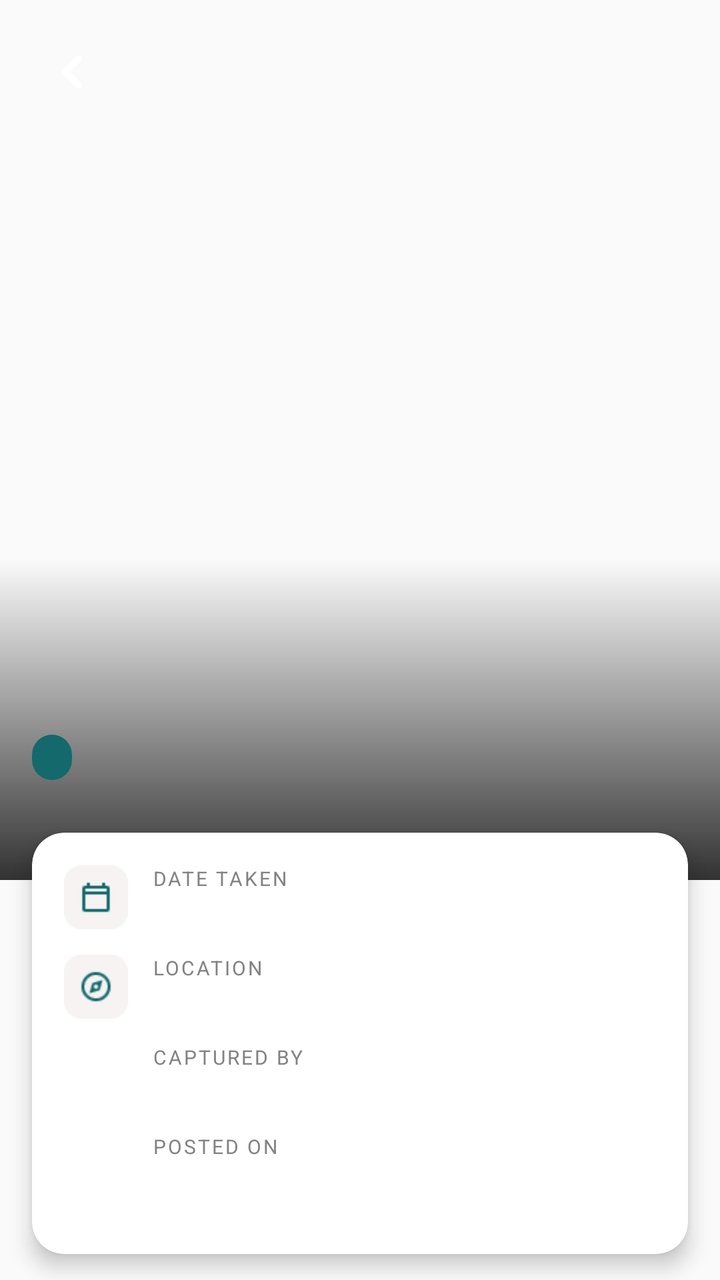
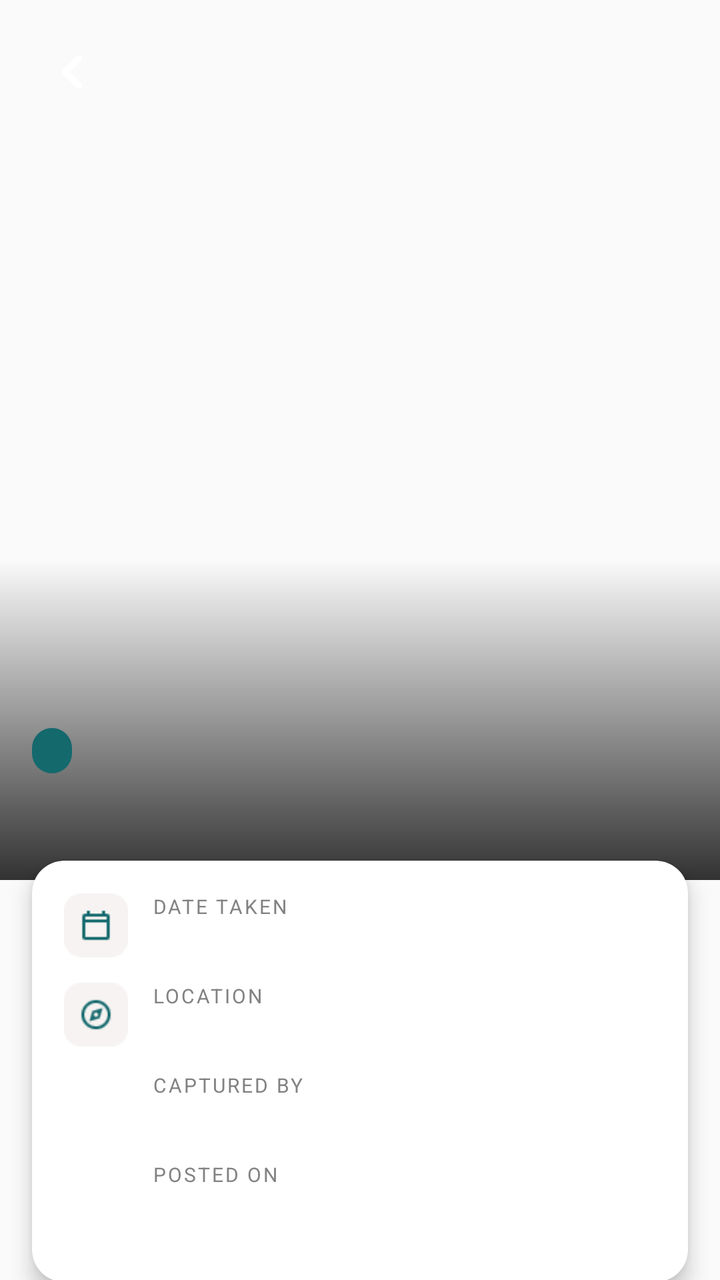

Screens rendered from an Android XML layout before and after an edit, with the pre-edit source and the edit as a unified diff.
<!-- AndroidManifest.xml: application theme Theme.Traveling -->
<!-- res/layout/fragment_post_detail.xml -->
<?xml version="1.0" encoding="utf-8"?>
<androidx.core.widget.NestedScrollView
    xmlns:android="http://schemas.android.com/apk/res/android"
    xmlns:app="http://schemas.android.com/apk/res-auto"
    android:layout_width="match_parent"
    android:layout_height="match_parent">

    <LinearLayout
        android:layout_width="match_parent"
        android:layout_height="wrap_content"
        android:orientation="vertical">

        
        <FrameLayout
            android:layout_width="match_parent"
            android:layout_height="440dp">

            <ImageView
                android:id="@+id/ivDetailImage"
                android:layout_width="match_parent"
                android:layout_height="match_parent"
                android:scaleType="centerCrop"
                android:contentDescription="Post image" />

            
            <View
                android:layout_width="match_parent"
                android:layout_height="160dp"
                android:layout_gravity="bottom"
                android:background="@drawable/scrim_bottom" />

            
            <ImageView
                android:id="@+id/btnBack"
                android:layout_width="40dp"
                android:layout_height="40dp"
                android:layout_margin="16dp"
                android:background="@drawable/chevron_left"
                android:padding="8dp"
                android:contentDescription="Back" />

            
            <TextView
                android:id="@+id/tvDetailAddress"
                android:layout_width="wrap_content"
                android:layout_height="wrap_content"
                android:layout_gravity="bottom|start"
                android:layout_marginStart="16dp"
                android:layout_marginBottom="50dp"
                android:background="@drawable/bg_location_chip"
                android:paddingHorizontal="10dp"
                android:paddingVertical="4dp"
                android:textColor="#FFFFFF"
                android:textSize="11sp"
                android:textStyle="bold" />

            
            <TextView
                android:id="@+id/tvDetailTitle"
                android:layout_width="match_parent"
                android:layout_height="wrap_content"
                android:layout_gravity="bottom"
                android:layout_marginHorizontal="16dp"
                android:layout_marginBottom="14dp"
                android:textColor="#FFFFFF"
                android:textSize="22sp"
                android:textStyle="bold"
                android:maxLines="3"
                android:ellipsize="end" />

        </FrameLayout>

        
        <androidx.cardview.widget.CardView
            android:layout_width="match_parent"
            android:layout_height="wrap_content"
            android:layout_marginHorizontal="16dp"
            android:layout_marginTop="-24dp"
            app:cardCornerRadius="16dp"
            app:cardElevation="6dp"
            app:cardBackgroundColor="@color/white">

            <LinearLayout
                android:layout_width="match_parent"
                android:layout_height="wrap_content"
                android:orientation="vertical"
                android:padding="16dp">

                
                <LinearLayout
                    android:layout_width="match_parent"
                    android:layout_height="wrap_content"
                    android:orientation="horizontal"
                    android:gravity="center_vertical"
                    android:layout_marginBottom="12dp">

                    <ImageView
                        android:layout_width="32dp"
                        android:layout_height="32dp"
                        android:background="@drawable/ic_calendar"
                        android:padding="6dp"
                        android:contentDescription="Date" />

                    <LinearLayout
                        android:layout_width="0dp"
                        android:layout_height="wrap_content"
                        android:layout_weight="1"
                        android:orientation="vertical"
                        android:layout_marginStart="12dp">

                        <TextView
                            android:layout_width="wrap_content"
                            android:layout_height="wrap_content"
                            android:text="@string/DATE_TAKEN"
                            android:textSize="10sp"
                            android:textColor="@color/grey"
                            android:letterSpacing="0.1" />

                        <TextView
                            android:id="@+id/tvDetailDate"
                            android:layout_width="wrap_content"
                            android:layout_height="wrap_content"
                            android:textSize="14sp"
                            android:textStyle="bold"
                            android:textColor="@color/black" />
                    </LinearLayout>

                </LinearLayout>

                
                <LinearLayout
                    android:id="@+id/rowLocation"
                    android:layout_width="match_parent"
                    android:layout_height="wrap_content"
                    android:orientation="horizontal"
                    android:gravity="center_vertical"
                    android:layout_marginBottom="12dp">

                    <ImageView
                        android:layout_width="32dp"
                        android:layout_height="32dp"
                        android:background="@drawable/ic_location"
                        android:padding="6dp"
                        android:contentDescription="Location" />

                    <LinearLayout
                        android:layout_width="0dp"
                        android:layout_height="wrap_content"
                        android:layout_weight="1"
                        android:orientation="vertical"
                        android:layout_marginStart="12dp">

                        <TextView
                            android:layout_width="wrap_content"
                            android:layout_height="wrap_content"
                            android:text="@string/LOCATION"
                            android:textSize="10sp"
                            android:textColor="@color/grey"
                            android:letterSpacing="0.1" />

                        <TextView
                            android:id="@+id/tvDetailLocation"
                            android:layout_width="wrap_content"
                            android:layout_height="wrap_content"
                            android:textSize="14sp"
                            android:textStyle="bold"
                            android:textColor="@color/black" />
                    </LinearLayout>
                </LinearLayout>

                
                <LinearLayout
                    android:id="@+id/rowAuthor"
                    android:layout_width="match_parent"
                    android:layout_height="wrap_content"
                    android:orientation="horizontal"
                    android:gravity="center_vertical"
                    android:layout_marginBottom="12dp">

                    
                    <ImageView
                        android:id="@+id/ivAuthorPhoto"
                        android:layout_width="32dp"
                        android:layout_height="32dp"
                        android:scaleType="centerCrop"
                        android:contentDescription="Profile picture" />

                    <LinearLayout
                        android:layout_width="0dp"
                        android:layout_height="wrap_content"
                        android:layout_weight="1"
                        android:orientation="vertical"
                        android:layout_marginStart="12dp">

                        <TextView
                            android:layout_width="wrap_content"
                            android:layout_height="wrap_content"
                            android:text="@string/CAPTURED_BY"
                            android:textSize="10sp"
                            android:textColor="@color/grey"
                            android:letterSpacing="0.1" />

                        <TextView
                            android:id="@+id/tvDetailAuthor"
                            android:layout_width="wrap_content"
                            android:layout_height="wrap_content"
                            android:textSize="14sp"
                            android:textStyle="bold"
                            android:textColor="@color/black" />
                    </LinearLayout>
                </LinearLayout>

                
                <LinearLayout
                    android:id="@+id/rowGroup"
                    android:layout_width="match_parent"
                    android:layout_height="wrap_content"
                    android:orientation="horizontal"
                    android:gravity="center_vertical"
                    android:layout_marginBottom="12dp">

                    
                    <ImageView
                        android:id="@+id/ivGroupPhoto"
                        android:layout_width="32dp"
                        android:layout_height="32dp"
                        android:scaleType="centerCrop"
                        android:contentDescription="Group picture" />

                    <LinearLayout
                        android:layout_width="0dp"
                        android:layout_height="wrap_content"
                        android:layout_weight="1"
                        android:orientation="vertical"
                        android:layout_marginStart="12dp">

                        <TextView
                            android:layout_width="wrap_content"
                            android:layout_height="wrap_content"
                            android:text="@string/POSTED_ON"
                            android:textSize="10sp"
                            android:textColor="@color/grey"
                            android:letterSpacing="0.1" />

                        <TextView
                            android:id="@+id/tvDetailGroup"
                            android:layout_width="wrap_content"
                            android:layout_height="wrap_content"
                            android:textSize="14sp"
                            android:textStyle="bold"
                            android:textColor="@color/black" />
                    </LinearLayout>
                </LinearLayout>

            </LinearLayout>
        </androidx.cardview.widget.CardView>

        
        <TextView
            android:layout_width="wrap_content"
            android:layout_height="wrap_content"
            android:layout_marginHorizontal="16dp"
            android:layout_marginTop="24dp"
            android:layout_marginBottom="8dp"
            android:text="The Narrative"
            android:textSize="19sp"
            android:textStyle="bold"
            android:textColor="@color/white" />

        <TextView
            android:id="@+id/tvDetailNarrative"
            android:layout_width="match_parent"
            android:layout_height="wrap_content"
            android:layout_marginHorizontal="16dp"
            android:layout_marginBottom="16dp"
            android:textSize="15sp"
            android:textColor="@color/black"
            android:lineSpacingMultiplier="1.4" />

        
        <com.google.android.material.chip.ChipGroup
            android:id="@+id/chipGroupDetailTags"
            android:layout_width="match_parent"
            android:layout_height="wrap_content"
            android:paddingHorizontal="12dp"
            android:paddingBottom="32dp"
            app:chipSpacingHorizontal="4dp" />

        
        <LinearLayout
            android:layout_width="match_parent"
            android:layout_height="wrap_content"
            android:orientation="horizontal"
            android:layout_marginHorizontal="16dp"
            android:layout_marginTop="16dp"
            android:layout_marginBottom="32dp"
            android:gravity="center_vertical">

            
            <ImageView
                android:id="@+id/btnLike"
                android:layout_width="22dp"
                android:layout_height="22dp"
                android:src="@drawable/ic_heart_selector"
                android:contentDescription="Like" />

            <TextView
                android:id="@+id/tvLikeCount"
                android:layout_width="wrap_content"
                android:layout_height="wrap_content"
                android:layout_marginStart="4dp"
                android:layout_marginEnd="16dp"
                android:text="0"
                android:textColor="@color/white"
                android:textSize="11sp"
                android:textStyle="bold" />

            
            <ImageView
                android:id="@+id/btnComment"
                android:layout_width="22dp"
                android:layout_height="22dp"
                android:src="@drawable/ic_comment"
                android:contentDescription="Comments"
                android:clickable="true"
                android:focusable="true" />

            <TextView
                android:id="@+id/tvCommentCount"
                android:layout_width="wrap_content"
                android:layout_height="wrap_content"
                android:layout_marginStart="4dp"
                android:layout_marginEnd="16dp"
                android:text="0"
                android:textColor="@color/white"
                android:textSize="11sp"
                android:textStyle="bold" />

            
            <ImageView
                android:id="@+id/btnLocation"
                android:layout_width="22dp"
                android:layout_height="22dp"
                android:src="@drawable/ic_pin"
                android:contentDescription="Itinéraire"
                android:clickable="true"
                android:focusable="true" />

            <TextView
                android:id="@+id/tvLocation"
                android:layout_width="wrap_content"
                android:layout_height="wrap_content"
                android:layout_marginStart="4dp"
                android:layout_marginEnd="16dp"
                android:text="@string/Loc"
                android:textColor="@color/white"
                android:textSize="11sp"
                android:textStyle="bold" />


            
            <LinearLayout
                android:id="@+id/btnSignalerContainer"
                android:layout_width="wrap_content"
                android:layout_height="wrap_content"
                android:orientation="horizontal"
                android:gravity="center_vertical"
                android:clickable="true"
                android:focusable="true"
                android:padding="4dp">

                <ImageView
                    android:id="@+id/btnSignaler"
                    android:layout_width="22dp"
                    android:layout_height="22dp"
                    android:src="@drawable/ic_flag"
                    android:contentDescription="Signaler" />

                <TextView
                    android:id="@+id/tvSignaler"
                    android:layout_width="wrap_content"
                    android:layout_height="wrap_content"
                    android:layout_marginStart="4dp"
                    android:text="@string/REPORT"
                    android:textColor="@color/report_red"
                    android:textSize="11sp"
                    android:textStyle="bold" />

            </LinearLayout>

        </LinearLayout>

    </LinearLayout>
</androidx.core.widget.NestedScrollView>
<!-- resources referenced by this layout -->
<resources>
  <color name="black">#FF000000</color>
  <color name="grey">#828282</color>
  <color name="report_red">#BA1A1A</color>
  <color name="white">#FFFFFFFF</color>
  <!-- drawable bg_location_chip (drawable) -->
  <?xml version="1.0" encoding="utf-8"?>
  <shape xmlns:android="http://schemas.android.com/apk/res/android"
      android:shape="rectangle">
  
      <corners
          android:radius="30dp"/>
      <solid android:color="@color/chip_green"/>
  
  </shape>
  <!-- drawable chevron_left: png bitmap (drawable, 1033 bytes) -->
  <!-- drawable ic_calendar: png bitmap (drawable, 723 bytes) -->
  <!-- drawable ic_comment: png bitmap (drawable, 720 bytes) -->
  <!-- drawable ic_flag: png bitmap (drawable, 416 bytes) -->
  <!-- drawable ic_heart_selector (drawable) -->
  <?xml version="1.0" encoding="utf-8"?>
  <selector xmlns:android="http://schemas.android.com/apk/res/android">
      <item android:state_selected="true"  android:drawable="@drawable/ic_heart_fill" />
      <item android:drawable="@drawable/ic_heart" />
  </selector>
  <!-- drawable ic_location: png bitmap (drawable, 1238 bytes) -->
  <!-- drawable ic_pin: png bitmap (drawable, 1104 bytes) -->
  <!-- drawable scrim_bottom (drawable) -->
  <?xml version="1.0" encoding="utf-8"?>
  <shape xmlns:android="http://schemas.android.com/apk/res/android">
      <gradient
          android:angle="270"
          android:startColor="#00000000"
          android:endColor="#CC000000" />
  </shape>
  <string name="CAPTURED_BY">CAPTURED BY</string>
  <string name="DATE_TAKEN">DATE TAKEN</string>
  <string name="LOCATION">LOCATION</string>
  <string name="Loc">Location</string>
  <string name="POSTED_ON">POSTED ON</string>
  <string name="REPORT">Report</string>
  <style name="Theme.Traveling" parent="Base.Theme.Traveling" />
  <color name="chip_green">#14696D</color>
  <!-- drawable ic_heart_fill: png bitmap (drawable, 344 bytes) -->
  <!-- drawable ic_heart: png bitmap (drawable, 447 bytes) -->
  <style name="Base.Theme.Traveling" parent="Theme.AppCompat.Light.NoActionBar">
          
          
          <item name="textAllCaps">false</item>
          <item name="android:textStyle">normal</item>
          <item name="android:fontFamily">sans-serif</item>
  
          <item name="colorPrimary">@color/orange</item>
          <item name="colorPrimaryDark">@color/orange</item>
          <item name="colorAccent">@color/orange</item>
          <item name="android:colorButtonNormal">@color/orange</item>
      </style>
  <color name="orange">#E09F3E</color>
</resources>

<!-- the commit's change to res/layout/fragment_post_detail.xml (unified diff, before → after) -->
@@ -39,34 +39,37 @@
                 android:padding="8dp"
                 android:contentDescription="Back" />
 
-            
-            <TextView
-                android:id="@+id/tvDetailAddress"
-                android:layout_width="wrap_content"
-                android:layout_height="wrap_content"
-                android:layout_gravity="bottom|start"
-                android:layout_marginStart="16dp"
-                android:layout_marginBottom="50dp"
-                android:background="@drawable/bg_location_chip"
-                android:paddingHorizontal="10dp"
-                android:paddingVertical="4dp"
-                android:textColor="#FFFFFF"
-                android:textSize="11sp"
-                android:textStyle="bold" />
-
-            
-            <TextView
-                android:id="@+id/tvDetailTitle"
+            <LinearLayout
                 android:layout_width="match_parent"
                 android:layout_height="wrap_content"
                 android:layout_gravity="bottom"
-                android:layout_marginHorizontal="16dp"
-                android:layout_marginBottom="14dp"
-                android:textColor="#FFFFFF"
-                android:textSize="22sp"
-                android:textStyle="bold"
-                android:maxLines="3"
-                android:ellipsize="end" />
+                android:orientation="vertical"
+                android:paddingHorizontal="16dp"
+                android:paddingBottom="16dp">
+
+                <TextView
+                    android:id="@+id/tvDetailAddress"
+                    android:layout_width="wrap_content"
+                    android:layout_height="wrap_content"
+                    android:layout_marginBottom="8dp"
+                    android:background="@drawable/bg_location_chip"
+                    android:paddingHorizontal="10dp"
+                    android:paddingVertical="4dp"
+                    android:textColor="#FFFFFF"
+                    android:textSize="11sp"
+                    android:textStyle="bold" />
+
+                <TextView
+                    android:id="@+id/tvDetailTitle"
+                    android:layout_width="match_parent"
+                    android:layout_height="wrap_content"
+                    android:textColor="#FFFFFF"
+                    android:textSize="22sp"
+                    android:textStyle="bold"
+                    android:maxLines="3"
+                    android:ellipsize="end" />
+
+            </LinearLayout>
 
         </FrameLayout>
 
@@ -75,7 +78,7 @@
             android:layout_width="match_parent"
             android:layout_height="wrap_content"
             android:layout_marginHorizontal="16dp"
-            android:layout_marginTop="-24dp"
+            android:layout_marginTop="-10dp"
             app:cardCornerRadius="16dp"
             app:cardElevation="6dp"
             app:cardBackgroundColor="@color/white">
